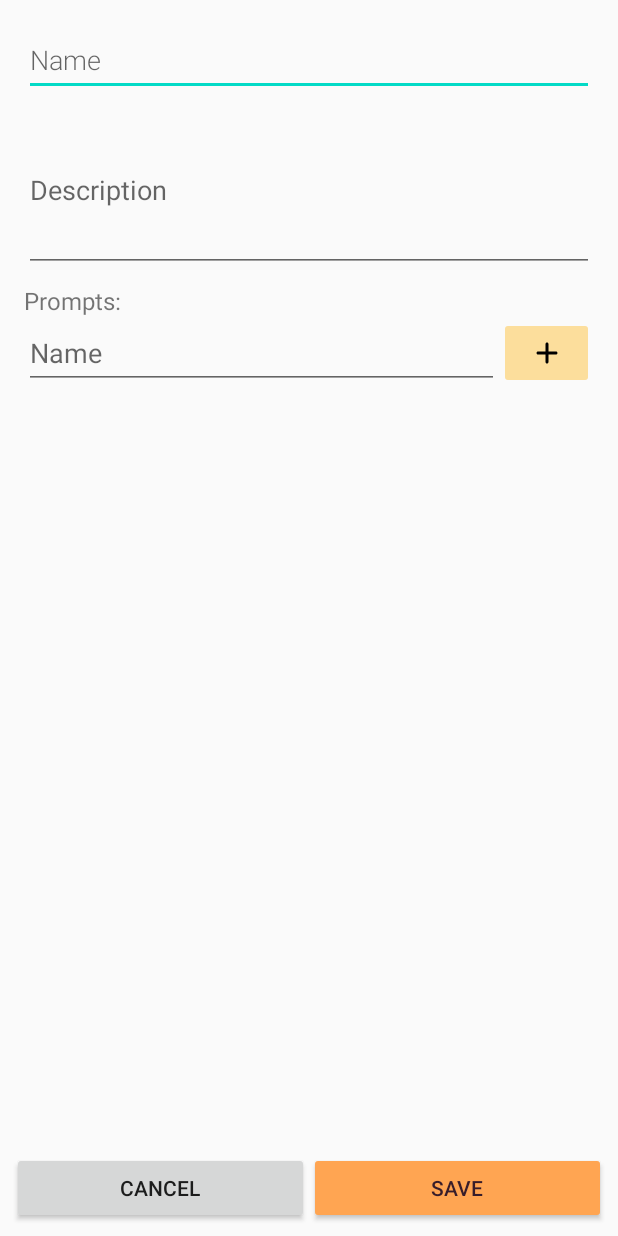
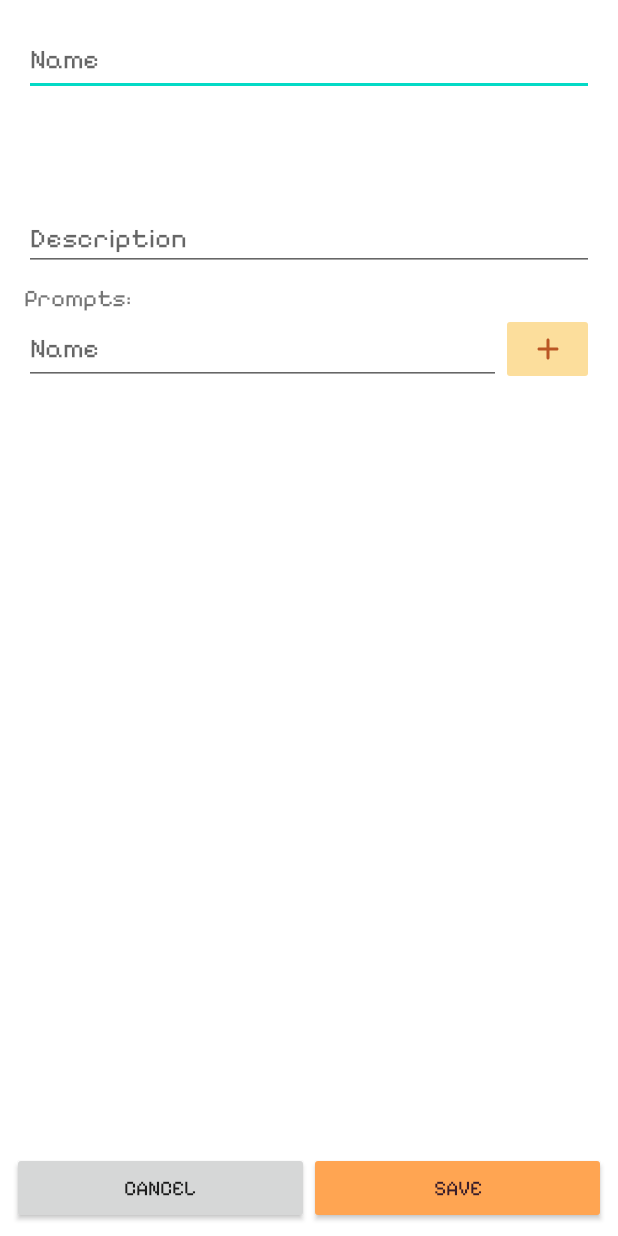
Before and after one commit to Soren-Astra/ArtApp, an Android app built with Jetpack Compose: the screen it shows after launch (NewChallengeActivity), after a tap on an icon or button, on a phone screen of 412 x 824 dp. Run offline under Robolectric (Android 15) with nearby library versions, the phone set to English and light mode, and no system bars; our stand-ins replace Room's generated code.

Commit message:
Action bar and themes

```diff
--- a/app/src/main/java/com/example/artapp/ui/MainActivity.kt
+++ b/app/src/main/java/com/example/artapp/ui/MainActivity.kt
@@ -2,8 +2,10 @@ package com.example.artapp.ui
 
 import android.content.Intent
 import android.os.Bundle
-import androidx.activity.ComponentActivity
+import android.view.Menu
+import android.view.MenuInflater
 import androidx.activity.viewModels
+import androidx.appcompat.app.AppCompatActivity
 import androidx.lifecycle.Observer
 import androidx.recyclerview.widget.LinearLayoutManager
 import androidx.recyclerview.widget.RecyclerView
@@ -14,7 +16,7 @@ import com.example.artapp.viewmodel.ChallengeListViewModel
 import com.example.artapp.viewmodel.ChallengeListViewModelFactory
 import com.google.android.material.floatingactionbutton.FloatingActionButton
 
-class MainActivity : ComponentActivity() {
+class MainActivity : AppCompatActivity() {
     private val challengeViewModel: ChallengeListViewModel by viewModels {
         ChallengeListViewModelFactory((application as ArtApplication).challengeRepository)
     }
@@ -38,4 +40,10 @@ class MainActivity : ComponentActivity() {
             startActivity(intent)
         }
     }
+
+    override fun onCreateOptionsMenu(menu: Menu?): Boolean {
+        val inflater: MenuInflater = menuInflater
+        inflater.inflate(R.menu.menu, menu)
+        return true
+    }
 }
--- a/app/src/main/res/drawable/baseline_add_24.xml
+++ b/app/src/main/res/drawable/baseline_add_24.xml
@@ -1,5 +1,5 @@
-<vector android:height="24dp" android:tint="#000000"
+<vector android:height="24dp" android:tint="@color/peach_yellow"
     android:viewportHeight="24" android:viewportWidth="24"
     android:width="24dp" xmlns:android="http://schemas.android.com/apk/res/android">
-    <path android:fillColor="@android:color/white" android:pathData="M19,13h-6v6h-2v-6H5v-2h6V5h2v6h6v2z"/>
+    <path android:fillColor="@color/peach_yellow" android:pathData="M19,13h-6v6h-2v-6H5v-2h6V5h2v6h6v2z"/>
 </vector>
--- /dev/null
+++ b/app/src/main/res/drawable/baseline_download_24.xml
@@ -0,0 +1,5 @@
+<vector android:height="24dp" android:tint="@color/burnt_orange"
+    android:viewportHeight="24" android:viewportWidth="24"
+    android:width="24dp" xmlns:android="http://schemas.android.com/apk/res/android">
+    <path android:fillColor="@color/burnt_orange" android:pathData="M5,20h14v-2H5V20zM19,9h-4V3H9v6H5l7,7L19,9z"/>
+</vector>
--- a/app/src/main/res/drawable/round_add_24.xml
+++ b/app/src/main/res/drawable/round_add_24.xml
@@ -1,5 +1,5 @@
-<vector android:height="24dp" android:tint="#000000"
+<vector android:height="24dp" android:tint="@color/peach_yellow"
     android:viewportHeight="24" android:viewportWidth="24"
     android:width="24dp" xmlns:android="http://schemas.android.com/apk/res/android">
-    <path android:fillColor="@android:color/white" android:pathData="M18,13h-5v5c0,0.55 -0.45,1 -1,1s-1,-0.45 -1,-1v-5H6c-0.55,0 -1,-0.45 -1,-1s0.45,-1 1,-1h5V6c0,-0.55 0.45,-1 1,-1s1,0.45 1,1v5h5c0.55,0 1,0.45 1,1s-0.45,1 -1,1z"/>
+    <path android:fillColor="@color/peach_yellow" android:pathData="M18,13h-5v5c0,0.55 -0.45,1 -1,1s-1,-0.45 -1,-1v-5H6c-0.55,0 -1,-0.45 -1,-1s0.45,-1 1,-1h5V6c0,-0.55 0.45,-1 1,-1s1,0.45 1,1v5h5c0.55,0 1,0.45 1,1s-0.45,1 -1,1z"/>
 </vector>
--- /dev/null
+++ b/app/src/main/res/drawable/round_add_24_dark.xml
@@ -0,0 +1,5 @@
+<vector android:height="24dp" android:tint="@color/burnt_orange"
+    android:viewportHeight="24" android:viewportWidth="24"
+    android:width="24dp" xmlns:android="http://schemas.android.com/apk/res/android">
+    <path android:fillColor="@color/burnt_orange" android:pathData="M18,13h-5v5c0,0.55 -0.45,1 -1,1s-1,-0.45 -1,-1v-5H6c-0.55,0 -1,-0.45 -1,-1s0.45,-1 1,-1h5V6c0,-0.55 0.45,-1 1,-1s1,0.45 1,1v5h5c0.55,0 1,0.45 1,1s-0.45,1 -1,1z"/>
+</vector>
--- a/app/src/main/res/layout/activity_challenge.xml
+++ b/app/src/main/res/layout/activity_challenge.xml
@@ -16,13 +16,13 @@
         android:text="@string/placeholder"
         android:textColor="@color/dark_purple"
         android:textSize="24sp"
-        android:textStyle="bold|italic" />
+        android:textStyle="bold"
+        android:visibility="gone" />
 
     <TextView
         android:id="@+id/challenge_description"
         android:layout_width="wrap_content"
         android:layout_height="wrap_content"
-        android:text="@string/placeholder"
         android:textSize="16sp" />
 
     <View
--- a/app/src/main/res/layout/activity_new_challenge.xml
+++ b/app/src/main/res/layout/activity_new_challenge.xml
@@ -40,7 +40,6 @@
                 android:layout_width="match_parent"
                 android:layout_height="wrap_content"
                 android:layout_marginBottom="8dp"
-                android:fontFamily="sans-serif-light"
                 android:hint="@string/hint_name"
                 android:importantForAutofill="no"
                 android:inputType="text"
@@ -53,6 +52,7 @@
                 android:layout_height="wrap_content"
                 android:layout_marginBottom="8dp"
                 android:ems="10"
+                android:gravity="bottom"
                 android:hint="@string/hint_description"
                 android:importantForAutofill="no"
                 android:inputType="text|textMultiLine"
@@ -87,14 +87,13 @@
 
                 <ImageButton
                     android:id="@+id/button_addprompt"
-                    style="@style/Widget.AppCompat.ImageButton"
                     android:layout_width="wrap_content"
                     android:layout_height="wrap_content"
                     android:layout_weight="1"
                     android:backgroundTint="@color/peach_yellow"
                     android:contentDescription="Add prompt"
                     android:minHeight="@dimen/min_height"
-                    android:src="@drawable/round_add_24" />
+                    android:src="@drawable/round_add_24_dark"/>
             </LinearLayout>
 
             <androidx.recyclerview.widget.RecyclerView
--- /dev/null
+++ b/app/src/main/res/menu/menu.xml
@@ -0,0 +1,9 @@
+<?xml version="1.0" encoding="utf-8"?>
+<menu xmlns:android="http://schemas.android.com/apk/res/android"
+      xmlns:app="http://schemas.android.com/apk/res-auto">
+    <item android:id="@+id/import_json"
+        android:title="Import"
+        android:icon="@drawable/baseline_download_24"
+        app:showAsAction="ifRoom"
+        android:iconTint="@color/white"/>
+</menu>
--- a/app/src/main/res/values/strings.xml
+++ b/app/src/main/res/values/strings.xml
@@ -1,10 +1,12 @@
 <resources>
     <string name="app_name">ArtApp</string>
+    <string name="challenges">Challenges</string>
+    <string name="new_challenge">New Challenge</string>
     <string name="hint_name">Name</string>
     <string name="hint_description">Description</string>
     <string name="button_save">Save</string>
     <string name="button_cancel">Cancel</string>
-    <string name="button_addprompts">Prompts...</string>
+    <string name="button_addprompts">Prompts…</string>
     <string name="empty_not_saved">Challenge not saved because it is empty.</string>
     <string name="add_word">Add challenge</string>
     <string name="placeholder">Placeholder text</string>
--- a/app/src/main/res/values/themes.xml
+++ b/app/src/main/res/values/themes.xml
@@ -1,21 +1,21 @@
 <?xml version="1.0" encoding="utf-8"?>
 <resources>
 
-    <style name="Theme.ArtApp" parent="android:Theme.Material.Light.NoActionBar" />
-    <!-- Base application theme. -->
-    <!-- <style name="AppTheme" parent="Theme.MaterialComponents.Light.DarkActionBar">
-        <item name="colorPrimary">@color/primary</item>
-        <item name="colorPrimaryDark">@color/colorPrimaryDark</item>
-        <item name="colorAccent">@color/colorAccent</item>
+    <style name="ArtApp.Light" parent="@style/Theme.MaterialComponents.Light">
+        <item name="actionBarTheme">@style/ArtApp.Light.Widget.ActionBar</item>
+        <item name="actionBarStyle">@style/ArtApp.Light.Widget.ActionBar</item>
+        <item name="colorPrimaryDark">@color/sandy_brown</item>
+        <item name="fontFamily">@font/pixelfy_sans</item>
+        <item name="android:fontFamily">@font/pixelfy_sans</item>
     </style>
-    -->
+    <style name="ArtApp.Light.Widget.ActionBar" parent="@style/Widget.MaterialComponents.ActionBar.Solid">
+        <item name="background">@color/peach_yellow</item>
+        <item name="android:textColorPrimary">@color/burnt_orange</item>
+        <item name="titleTextStyle">@style/ArtApp.Light.Widget.ActionBar.Title</item>
+    </style>
 
-    <!-- The default font for RecyclerView items is too small.
-    The margin is a simple delimiter between the words. -->
-    <style name="word_title">
-        <item name="android:layout_marginBottom">8dp</item>
-        <item name="android:paddingLeft">8dp</item>
-        <item name="android:background">@android:color/holo_orange_light</item>
-        <item name="android:textAppearance">@android:style/TextAppearance.Large</item>
+    <style name="ArtApp.Light.Widget.ActionBar.Title" parent="@style/TextAppearance.MaterialComponents.Headline6">
+        <item name="android:textAllCaps">false</item>
+        <item name="android:textStyle">bold</item>
     </style>
 </resources>
--- a/build.gradle
+++ b/build.gradle
@@ -4,8 +4,8 @@ buildscript {
 }
 
 plugins {
-    id 'com.android.application' version '8.0.2' apply false
-    id 'com.android.library' version '8.0.2' apply false
+    id 'com.android.application' version '8.2.2' apply false
+    id 'com.android.library' version '8.2.2' apply false
     id 'org.jetbrains.kotlin.android' version '1.7.20' apply false
 }
 
```
Also changed, not shown: app/src/main/AndroidManifest.xml (+3 -5 lines), app/src/main/java/com/example/artapp/ui/ChallengeActivity.kt (+12 -2 lines), app/src/main/res/layout/activity_main.xml (+4 -3 lines), app/src/main/res/font/pixelfy_sans.ttf (added), app/src/main/res/font/press_start_2p.ttf (added), gradle/wrapper/gradle-wrapper.properties.
